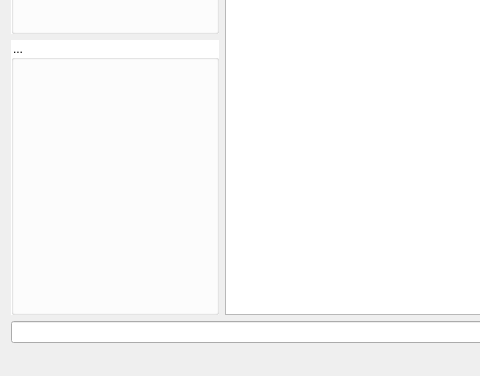
Qt form Total/mainwindow.ui (miankongLiu/Total) before a commit; both pictures show x 0 to 480 and y 286 to 662 of the 861 by 662 pixel window.
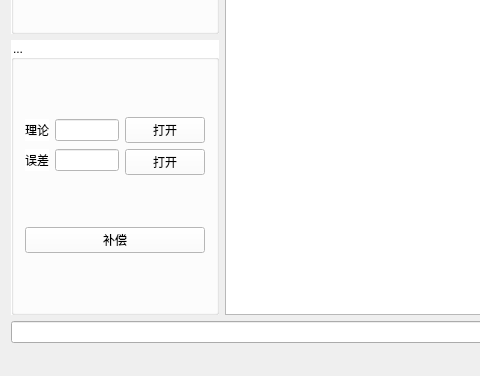
The same form after that commit. Icons and pictures are not drawn.

Patch:
```diff
--- a/Total/mainwindow.ui
+++ b/Total/mainwindow.ui
@@ -403,9 +403,9 @@
 </string>
   </property>
   <widget class="QWidget" name="centralWidget">
-   <layout class="QGridLayout" name="gridLayout_3">
+   <layout class="QGridLayout" name="gridLayout_4">
     <item row="0" column="0">
-     <layout class="QVBoxLayout" name="verticalLayout_3">
+     <layout class="QVBoxLayout" name="verticalLayout_5">
       <item>
        <layout class="QHBoxLayout" name="horizontalLayout" stretch="1,3">
         <item>
@@ -479,6 +479,69 @@
             <property name="title">
              <string>...</string>
             </property>
+            <layout class="QGridLayout" name="gridLayout_3">
+             <item row="0" column="0">
+              <layout class="QHBoxLayout" name="horizontalLayout_4">
+               <item>
+                <layout class="QVBoxLayout" name="verticalLayout_4">
+                 <item>
+                  <layout class="QHBoxLayout" name="horizontalLayout_2">
+                   <item>
+                    <widget class="QLabel" name="label">
+                     <property name="text">
+                      <string>理论</string>
+                     </property>
+                    </widget>
+                   </item>
+                   <item>
+                    <widget class="QLineEdit" name="lineEdit_3"/>
+                   </item>
+                  </layout>
+                 </item>
+                 <item>
+                  <layout class="QHBoxLayout" name="horizontalLayout_3">
+                   <item>
+                    <widget class="QLabel" name="label_2">
+                     <property name="text">
+                      <string>误差</string>
+                     </property>
+                    </widget>
+                   </item>
+                   <item>
+                    <widget class="QLineEdit" name="lineEdit_4"/>
+                   </item>
+                  </layout>
+                 </item>
+                </layout>
+               </item>
+               <item>
+                <layout class="QVBoxLayout" name="verticalLayout_3">
+                 <item>
+                  <widget class="QPushButton" name="open">
+                   <property name="text">
+                    <string>打开</string>
+                   </property>
+                  </widget>
+                 </item>
+                 <item>
+                  <widget class="QPushButton" name="open1">
+                   <property name="text">
+                    <string>打开</string>
+                   </property>
+                  </widget>
+                 </item>
+                </layout>
+               </item>
+              </layout>
+             </item>
+             <item row="1" column="0">
+              <widget class="QPushButton" name="pb_compensation">
+               <property name="text">
+                <string>补偿</string>
+               </property>
+              </widget>
+             </item>
+            </layout>
            </widget>
           </item>
          </layout>
```
Left out of the diff: 12 changed lines with no effect on the pictures.
